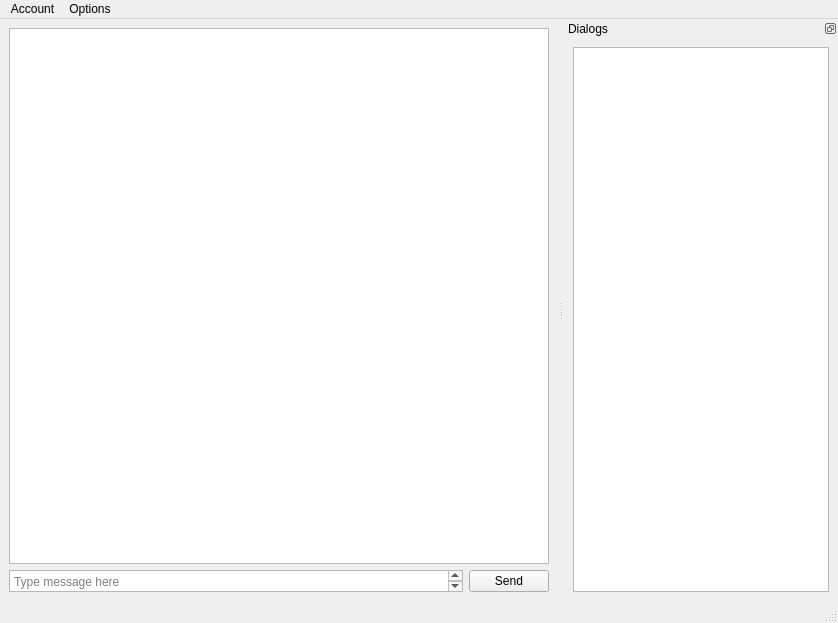
The window that src/chat/ChatWindow.ui (VladislavIzbash/CuteVK) describes before a commit, drawn with Qt 5.
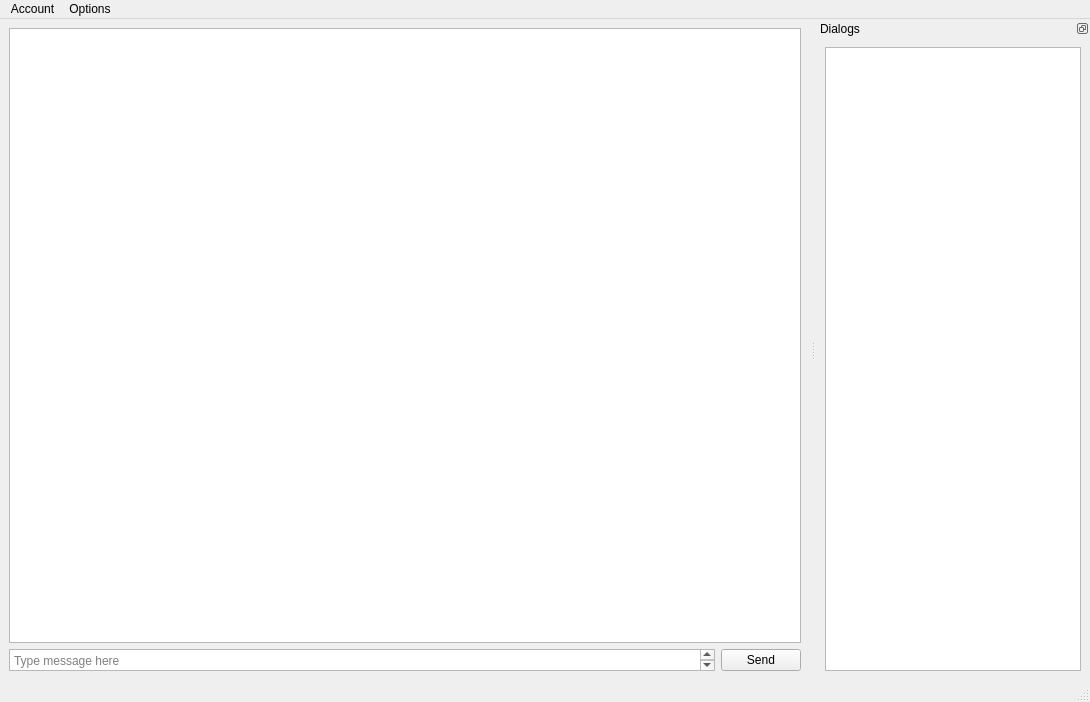
The same window after the commit.

```diff
--- a/src/chat/ChatWindow.ui
+++ b/src/chat/ChatWindow.ui
@@ -6,8 +6,8 @@
    <rect>
     <x>0</x>
     <y>0</y>
-    <width>838</width>
-    <height>623</height>
+    <width>1090</width>
+    <height>702</height>
    </rect>
   </property>
   <property name="windowTitle">
@@ -61,7 +61,7 @@
     <rect>
      <x>0</x>
      <y>0</y>
-     <width>838</width>
+     <width>1090</width>
      <height>30</height>
     </rect>
    </property>
@@ -97,7 +97,11 @@
    <widget class="QWidget" name="dialogDockContents">
     <layout class="QHBoxLayout" name="horizontalLayout_2">
      <item>
-      <widget class="QListView" name="dialogView"/>
+      <widget class="QListView" name="dialogView">
+       <property name="spacing">
+        <number>2</number>
+       </property>
+      </widget>
      </item>
     </layout>
    </widget>
```
